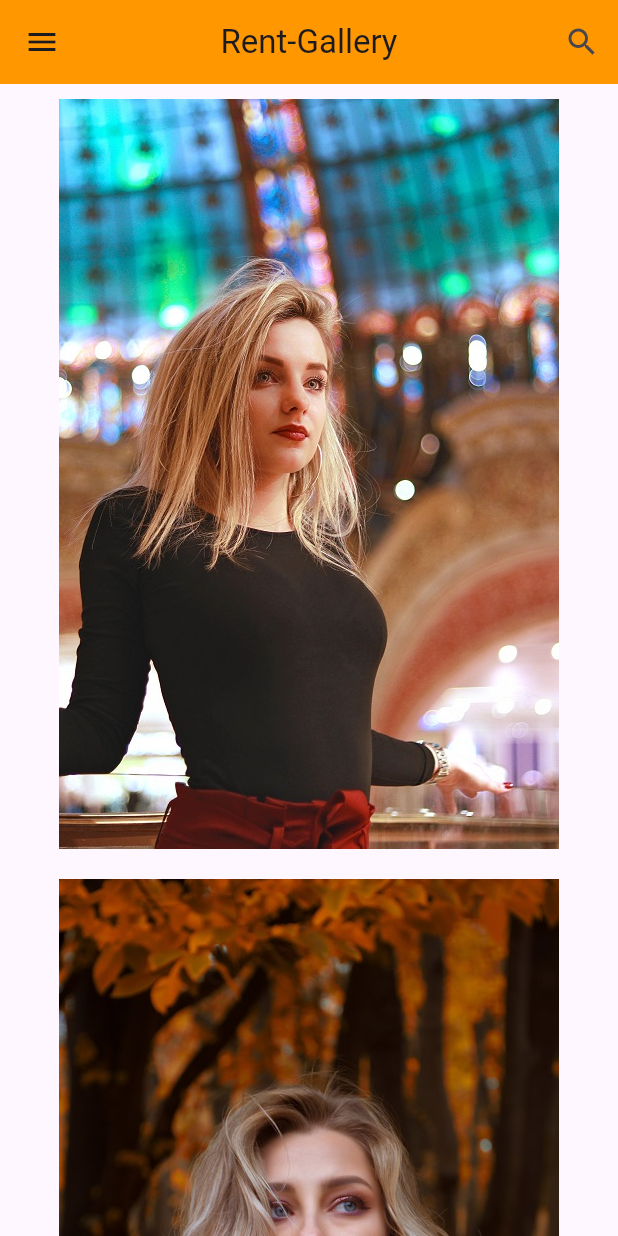
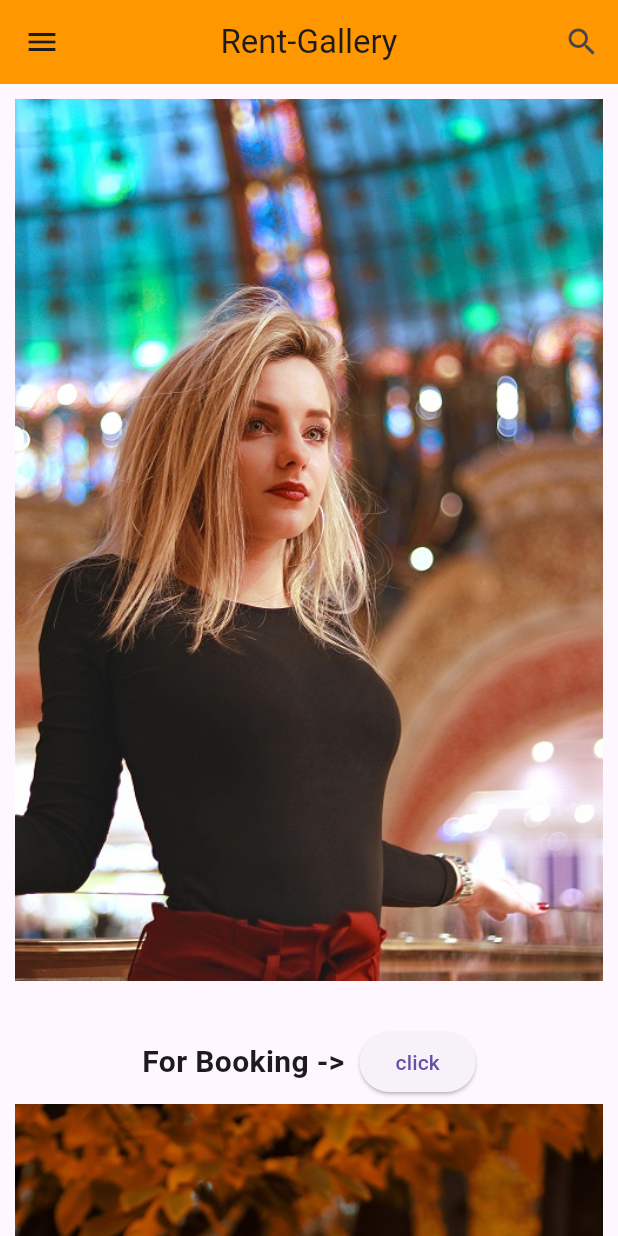
Before and after one commit to nafiurrahmansabbir/Rent-Gallery, a Flutter app: the screen it shows after launch, on a phone screen of 412 x 824 dp. Run offline on Flutter 3.47's test engine with Material 3 defaults, Android fonts, the light colour scheme and no system bars.

Commit message:
added some features

```diff
--- a/rent_gallery/lib/HomePage.dart
+++ b/rent_gallery/lib/HomePage.dart
@@ -1,4 +1,8 @@
 import 'package:flutter/material.dart';
+import 'package:rent_gallery/Details.dart';
+import 'package:rent_gallery/Order.dart';
+
+
 class HomePage extends StatelessWidget {
   const HomePage({super.key});
 
@@ -58,20 +62,43 @@ class HomePage extends StatelessWidget {
           itemCount: MyItem.length,
           itemBuilder: (context,index){
             return GestureDetector(
-              onTap: (){},
+              onTap: () {
+                // Navigator.of(context).push(MaterialPageRoute(builder: (context) => Details()));
+              },
               child: Container(
                 margin: EdgeInsets.all(10),
                 width: double.infinity,
-                height: 500,
-                child: Image.asset(MyItem[index]['img']!,),
-
-// fdf
-                // Image.asset(MyItem[index]['img']!,fit: BoxFit.fill,),
-                // Image.asset(pic),
-                // Image.network(MyItem[index]['img']!),
+                height: 650,
+                child: Column(
+                  mainAxisAlignment: MainAxisAlignment.center,
+                  children: [
+                    Image.asset(
+                      MyItem[index]['img']!,
+                    ),
+                    SizedBox(height: 30),
+                    Row(
+                      mainAxisAlignment: MainAxisAlignment.center,
+                      children: [
+                        Text(
+                          'For Booking ->',
+                          style: TextStyle(
+                            fontSize: 20,
+                            fontWeight: FontWeight.bold,
+                          ),
+                        ),
+                        SizedBox(width: 10), // Add spacing between text and button
+                        ElevatedButton(
+                          onPressed: () {
+                            Navigator.of(context).push(MaterialPageRoute(builder: (context) => Details(MyItem[index]['img']!)));
+                            // Navigator.of(context).push(MaterialPageRoute(builder: (context) => Order()));
+                          },
+                          child: Text('click'),
+                        ),
+                      ],
+                    ),
+                  ],
+                ),
               ),
-
-
             );
 
 
```
Also changed, not shown: rent_gallery/lib/Card.dart (added, +73 -0 lines), rent_gallery/lib/Details.dart (added, +32 -0 lines), rent_gallery/lib/FullScreenImage.dart (added, +23 -0 lines), rent_gallery/lib/Order.dart (added, +31 -0 lines).
